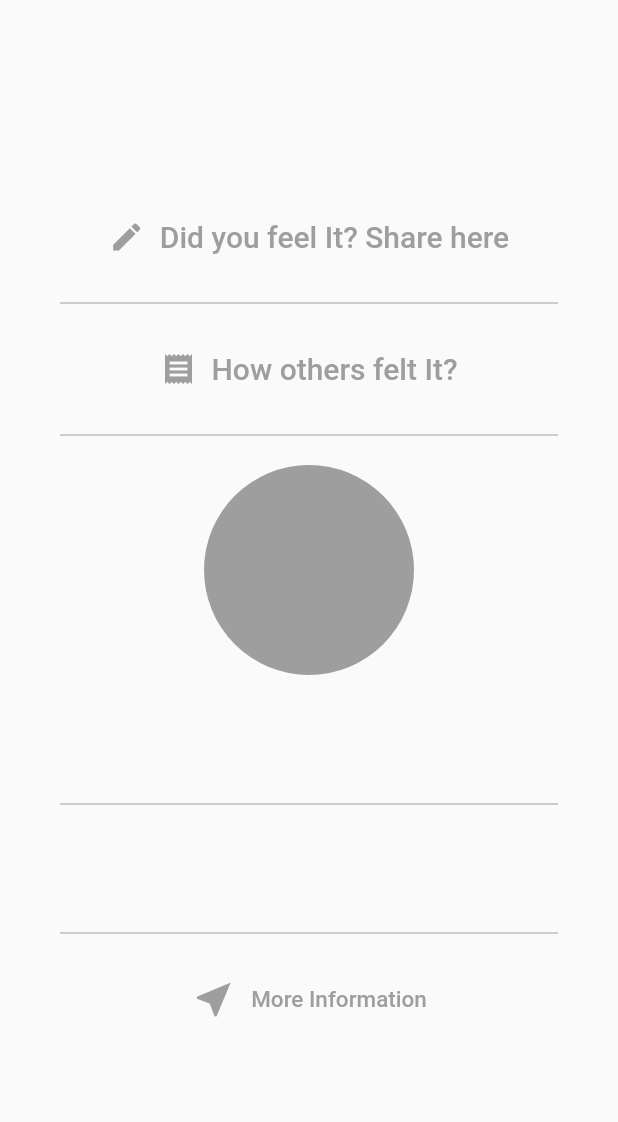
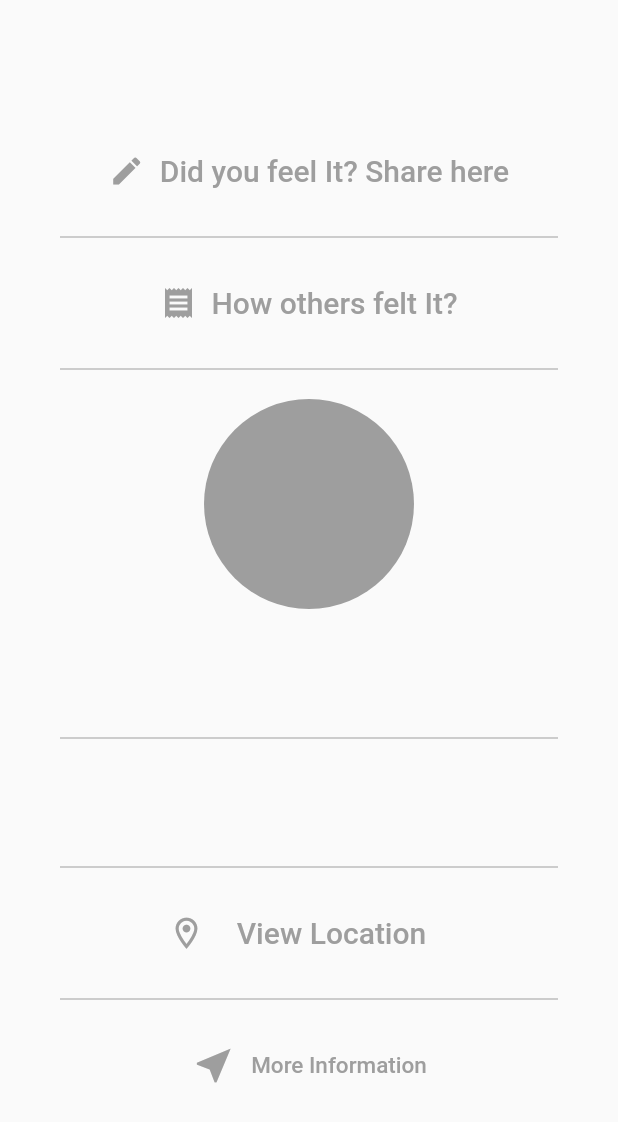
Before and after one commit to Apurv011/EarthShaker, a Flutter app: the EarthQuakeInfoTile widget shown alone on an empty page, opened directly with empty values, on a phone screen of 412 x 824 dp. Shown: the top 1122 px of the screen. Run offline on Flutter 3.47's test engine with Material 2 defaults, Android fonts, the phone set to English and light mode, and no system bars; our stand-ins replace cloud_firestore, firebase_core, flutter_map, get, latlong, modal_progress_hud; missing offline and left inert: flutter_config; accounts and stored records are empty.

Commit message:
added map

```diff
--- a/lib/earthQuakeData.dart
+++ b/lib/earthQuakeData.dart
@@ -5,6 +5,8 @@ class EarthQuakeData {
   String dayDate;
   String time;
   String id;
+  double lon;
+  double lat;
 
   EarthQuakeData(
       {this.location,
@@ -12,5 +14,7 @@ class EarthQuakeData {
       this.magnitude,
       this.dayDate,
       this.time,
+      this.lon,
+      this.lat,
       this.id});
 }
--- a/lib/main.dart
+++ b/lib/main.dart
@@ -1,10 +1,12 @@
 import 'package:earth_quake/screens/earth_quakes.dart';
 import 'package:firebase_core/firebase_core.dart';
 import 'package:flutter/material.dart';
+import 'package:flutter_config/flutter_config.dart';
 import 'package:get/get.dart';
 
 void main() async {
   WidgetsFlutterBinding.ensureInitialized();
+  await FlutterConfig.loadEnvVariables();
   await Firebase.initializeApp();
   runApp(MyApp());
 }
--- a/lib/screens/earthQuakeInfo.dart
+++ b/lib/screens/earthQuakeInfo.dart
@@ -23,7 +23,9 @@ class EarthQuakeInfoPage extends StatelessWidget {
           dayDate: Get.arguments[4],
           time: Get.arguments[5],
           urlUSGS: Get.arguments[6],
-          id: Get.arguments[7]),
+          id: Get.arguments[7],
+          lon: Get.arguments[8],
+          lat: Get.arguments[9]),
     );
   }
 }
--- a/lib/widgets/earthQuakeInfoTile.dart
+++ b/lib/widgets/earthQuakeInfoTile.dart
@@ -3,6 +3,8 @@ import 'package:flutter/material.dart';
 import 'package:url_launcher/url_launcher.dart';
 import 'package:earth_quake/controller/bottomSheetController.dart';
 import 'package:get/get.dart';
+
+import 'locationPage.dart';
 
 class EarthQuakeInfoTile extends StatelessWidget {
   EarthQuakeInfoTile(
@@ -13,7 +15,9 @@ class EarthQuakeInfoTile extends StatelessWidget {
       this.dayDate,
       this.time,
       this.urlUSGS,
-      this.id});
+      this.id,
+      this.lon,
+      this.lat});
 
   final Color magColour;
   final String magnitude;
@@ -23,6 +27,8 @@ class EarthQuakeInfoTile extends StatelessWidget {
   final String time;
   final String urlUSGS;
   final String id;
+  final double lon;
+  final double lat;
 
   String name = '';
   String exp = '';
@@ -147,6 +153,35 @@ class EarthQuakeInfoTile extends StatelessWidget {
                 color: Colors.grey,
               ),
             ),
+            Row(
+              mainAxisAlignment: MainAxisAlignment.center,
+              children: [
+                Icon(
+                  Icons.location_on_outlined,
+                  color: magColour,
+                  size: 25.0,
+                ),
+                SizedBox(
+                  width: 5.0,
+                ),
+                FlatButton(
+                  onPressed: () {
+                    Get.to(LocationPage(), arguments: [lon, lat]);
+                  },
+                  child: Text(
+                    "View Location",
+                    style: TextStyle(fontSize: 20.0, color: magColour),
+                  ),
+                ),
+              ],
+            ),
+            SizedBox(
+              height: 40.0,
+              width: 200.0,
+              child: Divider(
+                color: Colors.grey,
+              ),
+            ),
             FlatButton(
               onPressed: () async {
                 var url = urlUSGS;
--- a/lib/widgets/earthQuakeTile.dart
+++ b/lib/widgets/earthQuakeTile.dart
@@ -27,7 +27,9 @@ class EarthQuakeTile extends StatelessWidget {
               earthQuakeData.dayDate,
               earthQuakeData.time,
               urlID,
-              earthQuakeData.id
+              earthQuakeData.id,
+              earthQuakeData.lon,
+              earthQuakeData.lat
             ]);
           },
           leading: CircleAvatar(
--- a/pubspec.yaml
+++ b/pubspec.yaml
@@ -9,6 +9,7 @@ dependencies:
   flutter:
     sdk: flutter
 
+  flutter_config: ^1.0.8
   cupertino_icons: ^1.0.0
   http: ^0.12.2
   modal_progress_hud: ^0.1.3
@@ -17,6 +18,8 @@ dependencies:
   get: ^3.24.0
   cloud_firestore: ^0.16.0
   firebase_core: ^0.7.0
+  flutter_map: ^0.11.0
+
 
 
 dev_dependencies:
```
Also changed, not shown: lib/controller/earthDataController.dart (+10 -5 lines), lib/widgets/locationPage.dart (added, +51 -0 lines), pubspec.lock, 3 other files.
